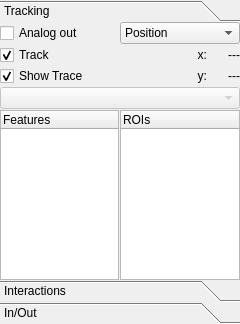
wonkoderverstaendige/Spotter, file ui/tab_objectsUi.ui: the form before one commit.
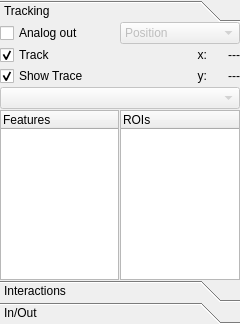
The form after the commit.

```diff
--- a/ui/tab_objectsUi.ui
+++ b/ui/tab_objectsUi.ui
@@ -48,7 +48,7 @@
           <x>0</x>
           <y>0</y>
           <width>238</width>
-          <height>247</height>
+          <height>259</height>
          </rect>
         </property>
         <attribute name="label">
@@ -238,6 +238,9 @@
            </item>
            <item row="0" column="1" colspan="2">
             <widget class="QComboBox" name="combo_analog_signal">
+             <property name="enabled">
+              <bool>false</bool>
+             </property>
              <item>
               <property name="text">
                <string>Position</string>
```
Left out of the diff: 4 changed lines with no effect on the pictures.
